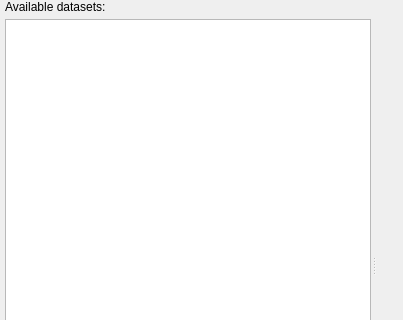
Old version of the form lib/nicos/gui/analysis.ui in the repository mlz-ictrl/nicos; both pictures show x 0 to 403 and y 0 to 320 of the 403 by 530 pixel window.
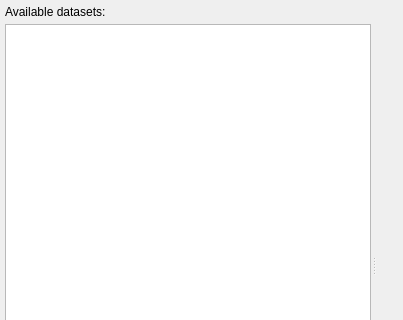
New version of the form. Icons and pictures are not drawn.

Diff of the .ui file:
```diff
--- a/lib/nicos/gui/analysis.ui
+++ b/lib/nicos/gui/analysis.ui
@@ -41,7 +41,7 @@
         <number>5</number>
        </property>
        <property name="topMargin">
-        <number>0</number>
+        <number>5</number>
        </property>
        <property name="rightMargin">
         <number>0</number>
```
